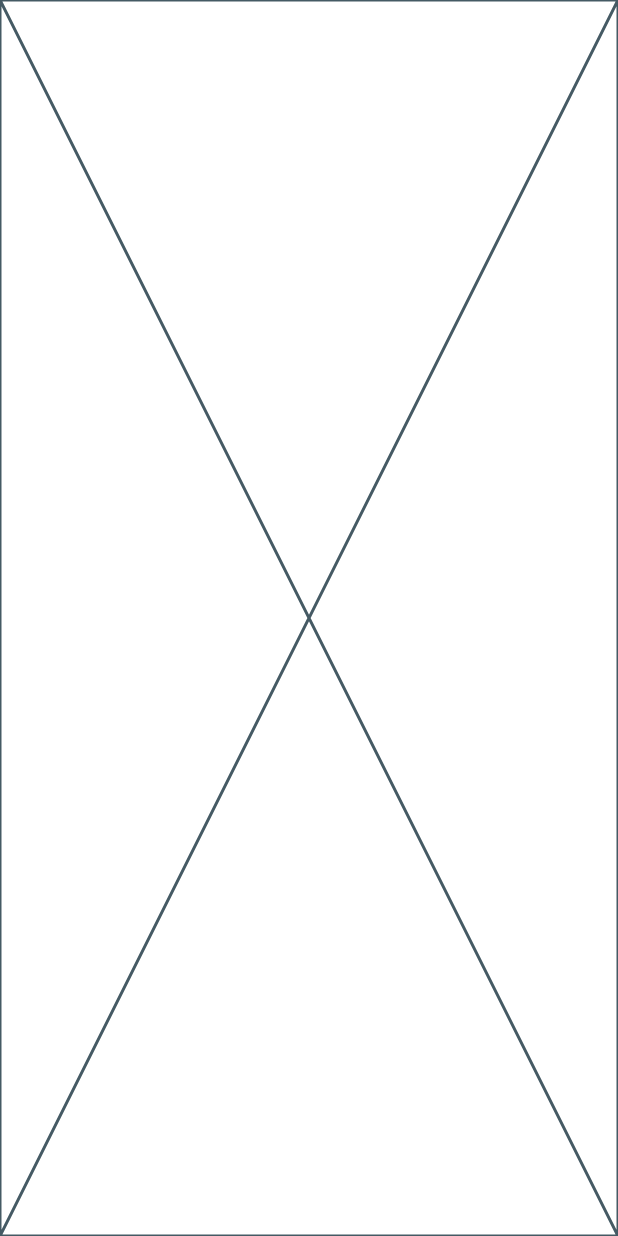
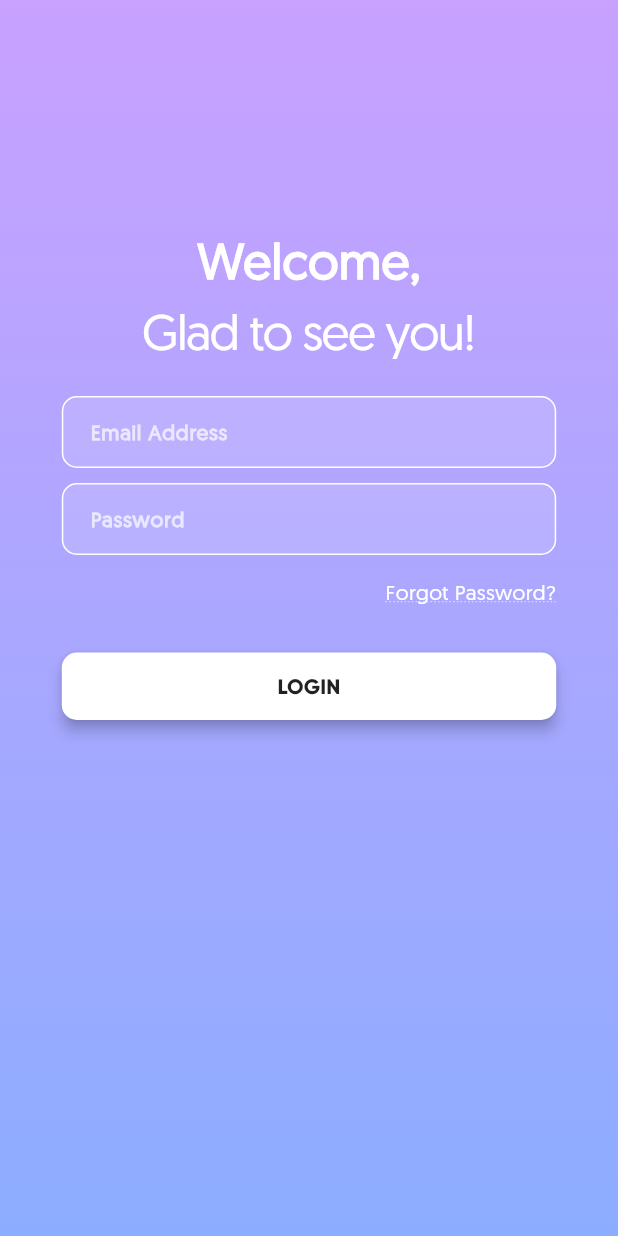
Before and after one commit to minbros/minchat, a Flutter app: the screen it shows after launch, after a tap on "LOGIN", on a phone screen of 412 x 824 dp. Run offline on Flutter 3.47's test engine with Material 3 defaults, Android fonts, the light colour scheme and no system bars.

Commit message:
로그인화면 로그인버튼까지

```diff
--- a/lib/LoginPage.dart
+++ /dev/null
@@ -1,15 +0,0 @@
-import 'package:flutter/material.dart';
-
-class LoginPage extends StatefulWidget {
-  const LoginPage({super.key});
-
-  @override
-  State<LoginPage> createState() => _LoginPageState();
-}
-
-class _LoginPageState extends State<LoginPage> {
-  @override
-  Widget build(BuildContext context) {
-    return const Placeholder();
-  }
-}
--- a/lib/main.dart
+++ b/lib/main.dart
@@ -1,6 +1,6 @@
 import 'package:flutter/material.dart';
 import 'package:flutter/services.dart';
-import 'package:minchat/HomePage.dart';
+import 'package:minchat/screens/HomePage.dart';
 
 void main() {
   runApp(const MyApp());
--- a/lib/HomePage.dart
+++ b/lib/screens/HomePage.dart
@@ -1,5 +1,5 @@
 import 'package:flutter/material.dart';
-import 'package:minchat/LoginPage.dart';
+import 'package:minchat/screens/LoginPage.dart';
 
 class HomePage extends StatelessWidget {
   const HomePage({super.key});
@@ -45,7 +45,7 @@ class HomePage extends StatelessWidget {
                 height: 70,
               ),
               SizedBox(
-                width: screenWidth * 0.75,
+                width: screenWidth * 0.8,
                 height: 45,
                 child: ElevatedButton(
                   onPressed: () {
@@ -75,7 +75,7 @@ class HomePage extends StatelessWidget {
                 height: 10,
               ),
               SizedBox(
-                width: screenWidth * 0.75,
+                width: screenWidth * 0.8,
                 height: 45,
                 child: OutlinedButton(
                   onPressed: () {
@@ -111,7 +111,6 @@ class HomePage extends StatelessWidget {
                   style: TextStyle(
                     decoration: TextDecoration.underline,
                     decorationColor: Colors.white70,
-                    decorationThickness: 2.0,
                     decorationStyle: TextDecorationStyle.dotted,
                     color: Colors.white,
                     fontFamily: 'Geo',
--- /dev/null
+++ b/lib/screens/LoginPage.dart
@@ -0,0 +1,223 @@
+import 'package:flutter/material.dart';
+
+class LoginPage extends StatefulWidget {
+  const LoginPage({super.key});
+
+  @override
+  State<LoginPage> createState() => _LoginPageState();
+}
+
+class _LoginPageState extends State<LoginPage> {
+  final FocusNode _focusNode = FocusNode();
+  bool _isVisible = false;
+
+  @override
+  Widget build(BuildContext context) {
+    double screenWidth = MediaQuery.of(context).size.width;
+
+    return Scaffold(
+      body: GestureDetector(
+        onTap: () {
+          FocusScope.of(context).unfocus();
+        },
+        child: Container(
+          // 배경 그라데이션
+          decoration: const BoxDecoration(
+            gradient: LinearGradient(
+              begin: Alignment.topCenter,
+              end: Alignment.bottomCenter,
+              colors: [
+                Color.fromRGBO(201, 161, 255, 1),
+                Color.fromRGBO(140, 173, 255, 1),
+              ],
+            ),
+          ),
+          child: Center(
+            child: Column(
+              children: [
+                // Welcome,
+                Container(
+                  padding: const EdgeInsets.only(top: 150),
+                  child: const Text(
+                    'Welcome,',
+                    style: TextStyle(
+                      fontFamily: 'Geo',
+                      fontWeight: FontWeight.bold,
+                      fontSize: 33,
+                      color: Colors.white,
+                    ),
+                  ),
+                ),
+                // Glad to see you!
+                const Text(
+                  'Glad to see you!',
+                  style: TextStyle(
+                    fontFamily: 'Geo',
+                    fontSize: 33,
+                    letterSpacing: -1,
+                    color: Colors.white,
+                  ),
+                ),
+                const SizedBox(
+                  height: 20,
+                ),
+                SizedBox(
+                  width: screenWidth * 0.8,
+                  child: Form(
+                    child: Column(
+                      children: [
+                        // 이메일 입력란
+                        TextFormField(
+                          keyboardType: TextInputType.emailAddress,
+                          decoration: const InputDecoration(
+                            enabledBorder: OutlineInputBorder(
+                              // enabledBorder는 활성화 상태일 때의 경계선을 설정함
+                              borderSide: BorderSide(color: Colors.white),
+                              borderRadius:
+                                  BorderRadius.all(Radius.circular(10)),
+                            ),
+                            focusedBorder: OutlineInputBorder(
+                              // focusedBorder는 해당 텍스트폼에 텍스트를 입력하는 상태일 때의 경계선을 설정함
+                              borderSide: BorderSide(color: Colors.white),
+                              borderRadius:
+                                  BorderRadius.all(Radius.circular(10)),
+                            ),
+                            hintText: 'Email Address',
+                            hintStyle: TextStyle(
+                              fontSize: 14,
+                              color: Colors.white70,
+                              fontFamily: 'Geo',
+                              fontWeight: FontWeight.bold,
+                            ),
+                            contentPadding: EdgeInsets.symmetric(
+                              vertical: 10,
+                              horizontal: 15,
+                            ),
+                            filled: true,
+                            fillColor: Colors.white12,
+                            border: InputBorder.none,
+                          ),
+                          style: const TextStyle(
+                            fontSize: 14,
+                            color: Colors.white,
+                            fontFamily: 'Geo',
+                            fontWeight: FontWeight.bold,
+                          ),
+                        ),
+                        const SizedBox(
+                          height: 10,
+                        ),
+                        // 비밀번호 입력란
+                        Focus(
+                          child: TextFormField(
+                            focusNode: _focusNode,
+                            obscureText: _isVisible ? false : true,
+                            decoration: InputDecoration(
+                              enabledBorder: const OutlineInputBorder(
+                                // enabledBorder는 활성화 상태일 때의 경계선을 설정함
+                                borderSide: BorderSide(color: Colors.white),
+                                borderRadius:
+                                    BorderRadius.all(Radius.circular(10)),
+                              ),
+                              focusedBorder: const OutlineInputBorder(
+                                // focusedBorder는 해당 텍스트폼에 텍스트를 입력하는 상태일 때의 경계선을 설정함
+                                borderSide: BorderSide(color: Colors.white),
+                                borderRadius:
+                                    BorderRadius.all(Radius.circular(10)),
+                              ),
+                              hintText: 'Password',
+                              hintStyle: const TextStyle(
+                                fontSize: 14,
+                                color: Colors.white70,
+                                fontFamily: 'Geo',
+                                fontWeight: FontWeight.bold,
+                              ),
+                              contentPadding: const EdgeInsets.symmetric(
+                                vertical: 10,
+                                horizontal: 15,
+                              ),
+                              filled: true,
+                              fillColor: Colors.white12,
+                              border: InputBorder.none,
+                              suffixIcon: _focusNode.hasFocus
+                                  ? IconButton(
+                                      onPressed: () {
+                                        setState(() {
+                                          _isVisible = !_isVisible;
+                                        });
+                                      },
+                                      icon: Icon(
+                                        _isVisible
+                                            ? Icons.visibility_off_outlined
+                                            : Icons.visibility_outlined,
+                                      ),
+                                      color: Colors.white70,
+                                    )
+                                  : null,
+                            ),
+                            style: const TextStyle(
+                              fontSize: 14,
+                              color: Colors.white,
+                              fontFamily: 'Geo',
+                              fontWeight: FontWeight.bold,
+                            ),
+                          ),
+                        ),
+                        const SizedBox(
+                          height: 15,
+                        ),
+                        SizedBox(
+                          width: screenWidth * 0.8,
+                          child: GestureDetector(
+                            onTap: () {},   // 비밀번호 찾기 기능 구현 필요
+                            child: const Text(
+                              'Forgot Password?',
+                              style: TextStyle(
+                                fontSize: 14,
+                                fontFamily: 'Geo',
+                                color: Colors.white,
+                                decoration: TextDecoration.underline,
+                                decorationColor: Colors.white70,
+                                decorationStyle: TextDecorationStyle.dotted,
+                              ),
+                              textAlign: TextAlign.right,
+                            ),
+                          ),
+                        ),
+                        const SizedBox(
+                          height: 30,
+                        ),
+                        SizedBox(
+                          width: screenWidth * 0.8,
+                          height: 45,
+                          child: ElevatedButton(
+                            onPressed: () {},   // 로그인 이후 구현 필요
+                            style: ElevatedButton.styleFrom(
+                              backgroundColor: Colors.white,
+                              elevation: 4,
+                              shape: RoundedRectangleBorder(
+                                borderRadius: BorderRadius.circular(10),
+                              ),
+                            ),
+                            child: const Text(
+                              'LOGIN',
+                              style: TextStyle(
+                                color: Colors.black87,
+                                fontFamily: 'Gilroy',
+                                fontWeight: FontWeight.bold,
+                              ),
+                            ),
+                          ),
+                        ),
+                      ],
+                    ),
+                  ),
+                ),
+              ],
+            ),
+          ),
+        ),
+      ),
+    );
+  }
+}
--- a/pubspec.yaml
+++ b/pubspec.yaml
@@ -45,7 +45,7 @@ dev_dependencies:
   # activated in the `analysis_options.yaml` file located at the root of your
   # package. See that file for information about deactivating specific lint
   # rules and activating additional ones.
-  flutter_lints: ^2.0.0
+  flutter_lints: ^2.0.3
 
 # For information on the generic Dart part of this file, see the
 # following page: https://dart.dev/tools/pub/pubspec
@@ -85,7 +85,6 @@ flutter:
      fonts:
         - asset: assets/gilroy-light.otf
         - asset: assets/gilroy-extrabold.otf
-          weight: 700
   #
   # For details regarding fonts from package dependencies,
   # see https://flutter.dev/custom-fonts/#from-packages
```
